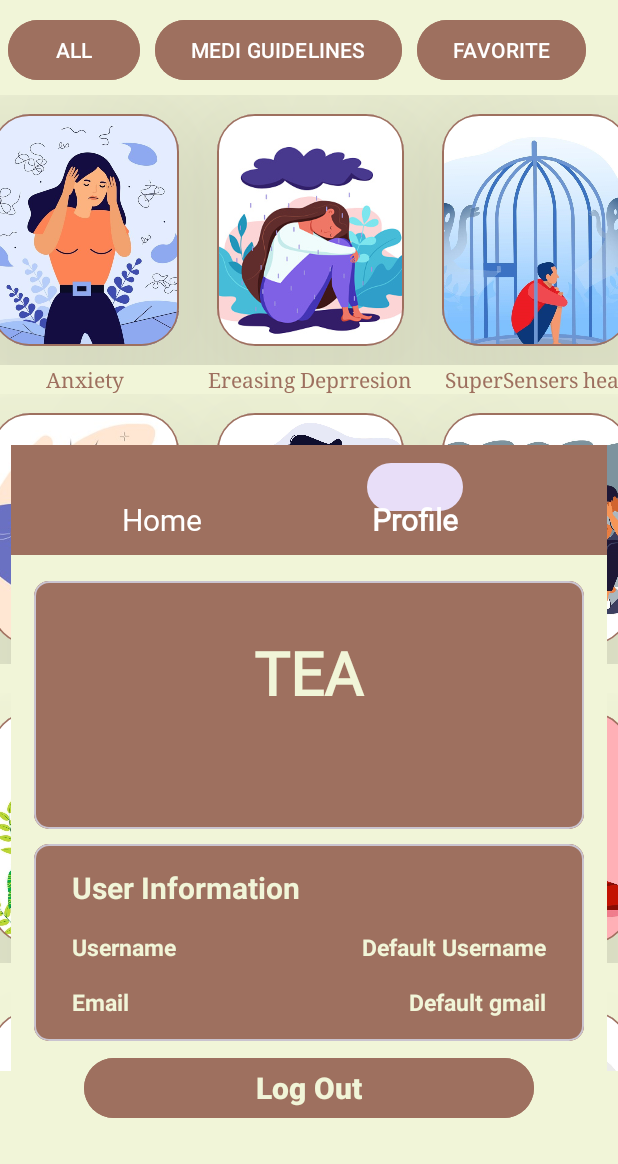
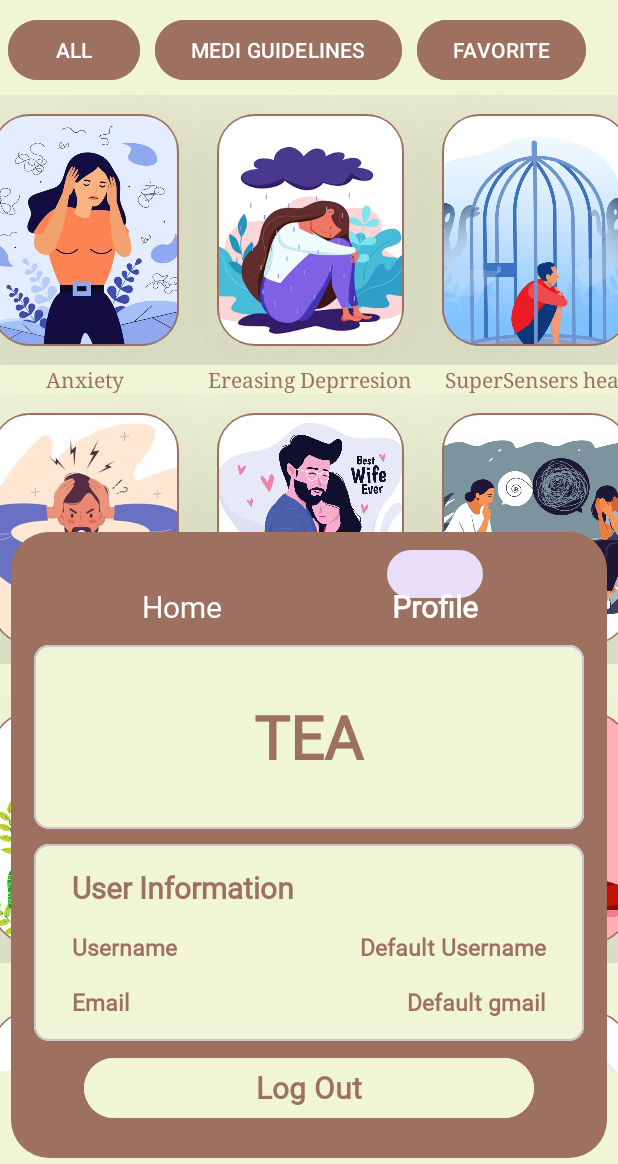
Before and after one commit to Farah-khtb1-cs/TEA-Meditation-App-Frontend, an Android app: the MainActivity screen opened directly, with no data from a screen before it, item 2 of the bottom bar chosen, on a phone screen of 412 x 824 dp, the part 72-1236 px from its top. Run offline under Robolectric (Android 15) with nearby library versions, the phone set to English and light mode, and no system bars; Roboto replaces fonts that are not available here.

Commit message:
new commit from farah 25/1/2025 7:46pm

```diff
--- a/app/src/main/java/lb/edu/ul/tea/MainActivity.java
+++ b/app/src/main/java/lb/edu/ul/tea/MainActivity.java
@@ -155,11 +155,12 @@
 
             // Handle home fragment
             if (item.getItemId() == R.id.nav_home) {
-                // If home button is clicked, go back to the Main Activity
-                Intent intent = new Intent(this, MainActivity.class);  // Replace MainActivity with your actual activity class
-                startActivity(intent);  // Start the Main Activity
-                finish();  // Optionally, you can call finish() to close the current activity if you don't want it in the back stack
-                return true;
+                Fragment currentFragment = getSupportFragmentManager().findFragmentByTag(profile1.class.getSimpleName());
+                if (currentFragment != null && currentFragment.isVisible()) {
+                    // If the fragment is already visible, pop it from the back stack to close it
+                    getSupportFragmentManager().popBackStack();
+                    return true;  // Do nothing more if we just close the fragment
+                }
             }
 
             // If a fragment is selected, perform the fragment transaction
--- /dev/null
+++ b/app/src/main/res/drawable/rounded_corners.xml
@@ -0,0 +1,4 @@
+<shape xmlns:android="http://schemas.android.com/apk/res/android">
+    <corners android:radius="25dp" />
+    <solid android:color="@color/beige"/> <!-- Adjust the color as needed -->
+</shape>
--- a/app/src/main/res/layout/activity_main.xml
+++ b/app/src/main/res/layout/activity_main.xml
@@ -490,10 +490,10 @@
 
         <com.google.android.material.bottomnavigation.BottomNavigationView
             android:id="@+id/bottom_navigation"
-            android:layout_width="424dp"
+            android:layout_width="match_parent"
             android:layout_height="73dp"
             android:layout_gravity="end"
-            android:background="?android:attr/windowBackground"
+            android:background="@drawable/rounded_corners"
             android:clipToOutline="true"
             android:outlineProvider="background"
             app:backgroundTint="@color/beige"
@@ -501,7 +501,8 @@
             app:itemTextAppearanceActive="@style/CustomTextAppearance"
             app:itemTextAppearanceInactive="@style/CustomTextAppearance"
             app:itemTextColor="@color/white"
-            app:menu="@menu/menu" />
+            app:menu="@menu/menu"
+            />
     </FrameLayout>
 
 </androidx.constraintlayout.widget.ConstraintLayout>
--- a/app/src/main/res/layout/fragment_profile1.xml
+++ b/app/src/main/res/layout/fragment_profile1.xml
@@ -1,17 +1,19 @@
 <?xml version="1.0" encoding="utf-8"?>
-<ScrollView xmlns:android="http://schemas.android.com/apk/res/android"
+<LinearLayout xmlns:android="http://schemas.android.com/apk/res/android"
     xmlns:tools="http://schemas.android.com/tools"
     android:layout_width="match_parent"
     android:layout_height="match_parent"
     xmlns:app="http://schemas.android.com/apk/res-auto"
     tools:context=".MainActivity"
-    android:background="@color/babygreen">
+    android:orientation="vertical"
+    android:backgroundTint="@color/beige"
+    android:background="@drawable/rounded_corners">
 
     <LinearLayout
         android:layout_width="match_parent"
         android:layout_height="wrap_content"
         android:orientation="vertical"
-        android:layout_marginTop="55dp"
+        android:layout_marginTop="40dp"
         android:padding="15dp">
 
 
@@ -27,7 +29,7 @@
                 android:orientation="vertical"
                 android:layout_marginTop="0dp"
                 android:padding="15dp"
-                android:background="@color/beige">
+                android:background="@color/babygreen">
 
                 <TextView
                     android:layout_width="118dp"
@@ -36,27 +38,10 @@
                     android:fontFamily="@font/vollkorn_sc"
                     android:text="@string/TEAtext"
                     android:gravity="center"
-                    android:textColor="@color/babygreen"
+                    android:textColor="@color/beige"
                     android:textSize="40sp"
                     android:textStyle="bold" />
-                <LinearLayout
-                    android:layout_width="wrap_content"
-                    android:layout_height="wrap_content"
-                    android:layout_gravity="center"
-                    android:layout_marginTop="15dp"
-                    android:orientation="horizontal">
 
-                    <TextView
-                        android:layout_width="wrap_content"
-                        android:layout_height="wrap_content"
-                        android:text=""
-                        android:textAlignment="center"
-                        android:textSize="20sp"
-                        android:textColor="@color/black"
-                        android:textStyle="bold"/>
-
-
-                </LinearLayout>
             </LinearLayout>
 
         </com.google.android.material.card.MaterialCardView>
@@ -72,7 +57,7 @@
                 android:layout_height="wrap_content"
                 android:orientation="vertical"
                 android:padding="15dp"
-                android:background="@color/beige"
+                android:background="@color/babygreen"
                 >
 
                 <RelativeLayout
@@ -83,7 +68,8 @@
                     <TextView
                         android:layout_width="wrap_content"
                         android:layout_height="wrap_content"
-                        android:textColor="@color/babygreen"
+                        android:textColor="@color/beige"
+                        android:fontFamily="@font/vollkorn_sc"
                         android:text="User Information"
                         android:textSize="20sp"
                         android:layout_alignParentStart="true"
@@ -99,8 +85,9 @@
                     <TextView
                         android:layout_width="wrap_content"
                         android:layout_height="wrap_content"
-                        android:textColor="@color/babygreen"
+                        android:textColor="@color/beige"
                         android:text="Username"
+                        android:fontFamily="@font/vollkorn_sc"
                         android:textSize="15sp"
                         android:layout_alignParentStart="true"
                         android:textStyle="bold"/>
@@ -108,8 +95,9 @@
                         android:id="@+id/username_entred"
                         android:layout_width="wrap_content"
                         android:layout_height="wrap_content"
-                        android:textColor="@color/babygreen"
+                        android:textColor="@color/beige"
                         android:text=""
+                        android:fontFamily="@font/vollkorn_sc"
                         android:textSize="15sp"
                         android:layout_alignParentEnd="true"
                         android:textStyle="bold"/>
@@ -124,8 +112,9 @@
                     <TextView
                         android:layout_width="wrap_content"
                         android:layout_height="wrap_content"
-                        android:textColor="@color/babygreen"
+                        android:textColor="@color/beige"
                         android:text="Email"
+                        android:fontFamily="@font/vollkorn_sc"
                         android:textSize="15sp"
                         android:layout_alignParentStart="true"
                         android:textStyle="bold"/>
@@ -133,8 +122,9 @@
                         android:id="@+id/gmail_entred"
                         android:layout_width="wrap_content"
                         android:layout_height="wrap_content"
-                        android:textColor="@color/babygreen"
+                        android:textColor="@color/beige"
                         android:text=""
+                        android:fontFamily="@font/vollkorn_sc"
                         android:textSize="15sp"
                         android:layout_alignParentEnd="true"
                         android:textStyle="bold"/>
@@ -149,11 +139,12 @@
             android:id="@+id/logout"
             android:layout_width="300dp"
             android:layout_height="wrap_content"
-            android:backgroundTint="@color/beige"
+            android:backgroundTint="@color/babygreen"
             android:text="Log Out"
             android:layout_gravity="center"
+            android:fontFamily="@font/vollkorn_sc"
             android:textAlignment="center"
-            android:textColor="@color/babygreen"
+            android:textColor="@color/beige"
             android:textSize="20sp"
             android:textStyle="bold" />
 
@@ -163,4 +154,4 @@
 
 
 
-</ScrollView>
+</LinearLayout>
```
